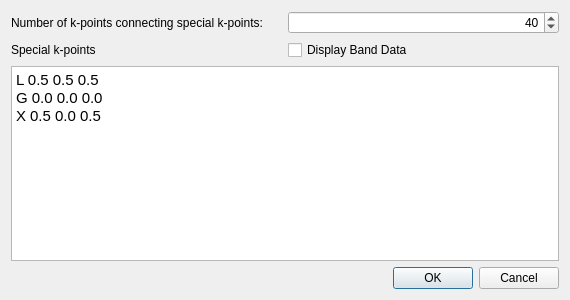
Before: the Qt Designer form libavogadro/src/extensions/yaehmop/yaehmopbanddialog.ui in cryos/avogadro, drawn with Qt 5.
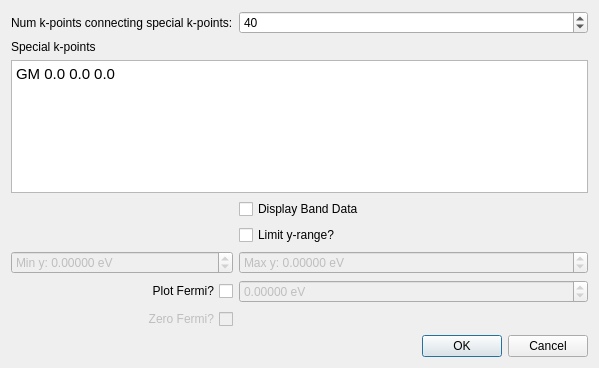
After: the same form once the commit is applied.

Commit message: Automatic special k-point generation and Total DOS

```diff
--- a/libavogadro/src/extensions/yaehmop/yaehmopbanddialog.ui
+++ b/libavogadro/src/extensions/yaehmop/yaehmopbanddialog.ui
@@ -6,22 +6,15 @@
    <rect>
     <x>0</x>
     <y>0</y>
-    <width>570</width>
-    <height>300</height>
+    <width>599</width>
+    <height>368</height>
    </rect>
   </property>
   <property name="windowTitle">
    <string>Yaehmop Band</string>
   </property>
   <layout class="QGridLayout" name="gridLayout">
-   <item row="0" column="0">
-    <widget class="QLabel" name="label">
-     <property name="text">
-      <string>Number of k-points connecting special k-points:</string>
-     </property>
-    </widget>
-   </item>
-   <item row="3" column="0" colspan="2">
+   <item row="12" column="1" colspan="3">
     <widget class="QDialogButtonBox" name="buttonBox">
      <property name="orientation">
       <enum>Qt::Horizontal</enum>
@@ -31,7 +24,119 @@
      </property>
     </widget>
    </item>
-   <item row="2" column="0" colspan="2">
+   <item row="9" column="1">
+    <widget class="QCheckBox" name="cb_plotFermi">
+     <property name="toolTip">
+      <string>&lt;html&gt;&lt;head/&gt;&lt;body&gt;&lt;p&gt;The Fermi level should be known before checking this box. You can discover the Fermi level by performing a density of states calculation and displaying the data (it will be at the top of the data). In addition, if a density of states calculation is performed, the Fermi level here will automatically be set to what was detected during the density of states calculation.&lt;/p&gt;&lt;p&gt;If this box is checked, be sure the correct Fermi level is set in the spinbox on the right.&lt;/p&gt;&lt;p&gt;Default: off&lt;/p&gt;&lt;/body&gt;&lt;/html&gt;</string>
+     </property>
+     <property name="layoutDirection">
+      <enum>Qt::RightToLeft</enum>
+     </property>
+     <property name="text">
+      <string>Plot Fermi?</string>
+     </property>
+    </widget>
+   </item>
+   <item row="7" column="1">
+    <widget class="QDoubleSpinBox" name="spin_minY">
+     <property name="enabled">
+      <bool>false</bool>
+     </property>
+     <property name="prefix">
+      <string>Min y: </string>
+     </property>
+     <property name="suffix">
+      <string> eV</string>
+     </property>
+     <property name="decimals">
+      <number>5</number>
+     </property>
+     <property name="minimum">
+      <double>-10000.000000000000000</double>
+     </property>
+     <property name="maximum">
+      <double>10000.000000000000000</double>
+     </property>
+    </widget>
+   </item>
+   <item row="10" column="1">
+    <widget class="QCheckBox" name="cb_zeroFermi">
+     <property name="enabled">
+      <bool>false</bool>
+     </property>
+     <property name="toolTip">
+      <string>&lt;html&gt;&lt;head/&gt;&lt;body&gt;&lt;p&gt;Adjust the energies so that the zero is the Fermi? Only available if we are plotting the Fermi level.&lt;/p&gt;&lt;p&gt;&lt;br/&gt;&lt;/p&gt;&lt;p&gt;Default: off&lt;/p&gt;&lt;/body&gt;&lt;/html&gt;</string>
+     </property>
+     <property name="layoutDirection">
+      <enum>Qt::RightToLeft</enum>
+     </property>
+     <property name="text">
+      <string>Zero Fermi?</string>
+     </property>
+    </widget>
+   </item>
+   <item row="0" column="1">
+    <widget class="QLabel" name="label">
+     <property name="text">
+      <string>Num k-points connecting special k-points:</string>
+     </property>
+    </widget>
+   </item>
+   <item row="1" column="1">
+    <widget class="QLabel" name="label_2">
+     <property name="text">
+      <string>Special k-points</string>
+     </property>
+    </widget>
+   </item>
+   <item row="7" column="2" colspan="2">
+    <widget class="QDoubleSpinBox" name="spin_maxY">
+     <property name="enabled">
+      <bool>false</bool>
+     </property>
+     <property name="prefix">
+      <string>Max y: </string>
+     </property>
+     <property name="suffix">
+      <string> eV</string>
+     </property>
+     <property name="decimals">
+      <number>5</number>
+     </property>
+     <property name="minimum">
+      <double>-1000.000000000000000</double>
+     </property>
+     <property name="maximum">
+      <double>1000.000000000000000</double>
+     </property>
+    </widget>
+   </item>
+   <item row="9" column="2" colspan="2">
+    <widget class="QDoubleSpinBox" name="spin_fermi">
+     <property name="enabled">
+      <bool>false</bool>
+     </property>
+     <property name="toolTip">
+      <string>&lt;html&gt;&lt;head/&gt;&lt;body&gt;&lt;p&gt;The Fermi Level&lt;/p&gt;&lt;/body&gt;&lt;/html&gt;</string>
+     </property>
+     <property name="suffix">
+      <string> eV</string>
+     </property>
+     <property name="decimals">
+      <number>5</number>
+     </property>
+     <property name="minimum">
+      <double>-10000.000000000000000</double>
+     </property>
+     <property name="maximum">
+      <double>10000.000000000000000</double>
+     </property>
+     <property name="singleStep">
+      <double>0.100000000000000</double>
+     </property>
+    </widget>
+   </item>
+   <item row="2" column="1" colspan="3">
     <widget class="QTextEdit" name="edit_specialKPoints">
      <property name="toolTip">
       <string>&lt;html&gt;&lt;head/&gt;&lt;body&gt;&lt;p&gt;Enter special k-points as such:&lt;/p&gt;&lt;p&gt;L 0.5 0.5 0.5&lt;/p&gt;&lt;p&gt;G 0.0 0.0 0.0&lt;/p&gt;&lt;p&gt;X 0.5 0.0 0.5&lt;/p&gt;&lt;p&gt;That is, &amp;lt;symbol&amp;gt; &amp;lt;x&amp;gt; &amp;lt;y&amp;gt; &amp;lt;z&amp;gt; where x, y, and z are fractional reciprocal space coordinates. Lines will be drawn connecting these k-points on the graph in the order you put them in. Please note that the orientation of your cell may have an effect on the locations of these reciprocal space points.&lt;/p&gt;&lt;/body&gt;&lt;/html&gt;</string>
@@ -41,19 +146,17 @@
 &lt;html&gt;&lt;head&gt;&lt;meta name=&quot;qrichtext&quot; content=&quot;1&quot; /&gt;&lt;style type=&quot;text/css&quot;&gt;
 p, li { white-space: pre-wrap; }
 &lt;/style&gt;&lt;/head&gt;&lt;body style=&quot; font-family:'Ubuntu'; font-size:11pt; font-weight:400; font-style:normal;&quot;&gt;
-&lt;p style=&quot; margin-top:0px; margin-bottom:0px; margin-left:0px; margin-right:0px; -qt-block-indent:0; text-indent:0px;&quot;&gt;L 0.5 0.5 0.5&lt;/p&gt;
-&lt;p style=&quot; margin-top:0px; margin-bottom:0px; margin-left:0px; margin-right:0px; -qt-block-indent:0; text-indent:0px;&quot;&gt;G 0.0 0.0 0.0&lt;/p&gt;
-&lt;p style=&quot; margin-top:0px; margin-bottom:0px; margin-left:0px; margin-right:0px; -qt-block-indent:0; text-indent:0px;&quot;&gt;X 0.5 0.0 0.5&lt;/p&gt;&lt;/body&gt;&lt;/html&gt;</string>
+&lt;p style=&quot; margin-top:0px; margin-bottom:0px; margin-left:0px; margin-right:0px; -qt-block-indent:0; text-indent:0px;&quot;&gt;GM 0.0 0.0 0.0&lt;/p&gt;&lt;/body&gt;&lt;/html&gt;</string>
      </property>
     </widget>
    </item>
-   <item row="0" column="1">
+   <item row="0" column="2" colspan="2">
     <widget class="QSpinBox" name="spin_numKPoints">
      <property name="toolTip">
       <string>&lt;html&gt;&lt;head/&gt;&lt;body&gt;&lt;p&gt;Enter the number of k-points that will be connecting the special k-points. More of these k-points will smooth out the graph, but the calculation may take longer.&lt;/p&gt;&lt;/body&gt;&lt;/html&gt;</string>
      </property>
      <property name="alignment">
-      <set>Qt::AlignRight|Qt::AlignTrailing|Qt::AlignVCenter</set>
+      <set>Qt::AlignLeading|Qt::AlignLeft|Qt::AlignVCenter</set>
      </property>
      <property name="suffix">
       <string/>
@@ -69,14 +172,7 @@
      </property>
     </widget>
    </item>
-   <item row="1" column="0">
-    <widget class="QLabel" name="label_2">
-     <property name="text">
-      <string>Special k-points</string>
-     </property>
-    </widget>
-   </item>
-   <item row="1" column="1">
+   <item row="4" column="2" colspan="2">
     <widget class="QCheckBox" name="cb_displayBandData">
      <property name="toolTip">
       <string>&lt;html&gt;&lt;head/&gt;&lt;body&gt;&lt;p&gt;If this box is checked, all of the band data will be displayed in an edit box. The user may copy and paste it for use elsewhere. The data is in this format:&lt;/p&gt;&lt;p&gt;&lt;br/&gt;&lt;/p&gt;&lt;p&gt;# Special k points&lt;/p&gt;&lt;p&gt;# &amp;lt;symbol&amp;gt; &amp;lt;x&amp;gt; &amp;lt;y&amp;gt; &amp;lt;z&amp;gt; &amp;lt;k space value (x)&amp;gt;&lt;/p&gt;&lt;p&gt;# L 0.5 0.5 0.5 &lt;/p&gt;&lt;p&gt;# etc.&lt;/p&gt;&lt;p&gt;# &amp;lt;k space distance (x)&amp;gt; &amp;lt;band 1 energies&amp;gt; &amp;lt;band 2 energies&amp;gt; &amp;lt;etc.&amp;gt;&lt;/p&gt;&lt;/body&gt;&lt;/html&gt;</string>
@@ -86,6 +182,16 @@
      </property>
     </widget>
    </item>
+   <item row="5" column="2" colspan="2">
+    <widget class="QCheckBox" name="cb_limitY">
+     <property name="toolTip">
+      <string>&lt;html&gt;&lt;head/&gt;&lt;body&gt;&lt;p&gt;Limit the y-range in the plot?&lt;/p&gt;&lt;p&gt;Default: off&lt;/p&gt;&lt;/body&gt;&lt;/html&gt;</string>
+     </property>
+     <property name="text">
+      <string>Limit y-range?</string>
+     </property>
+    </widget>
+   </item>
   </layout>
  </widget>
  <resources/>
```
Left out of the diff: 81 changed lines with no effect on the pictures. The commit also changes 14 other files.
